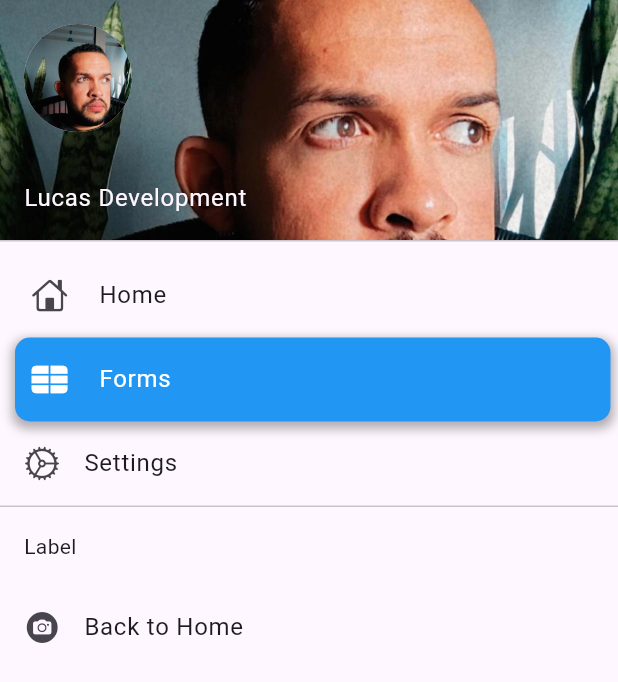
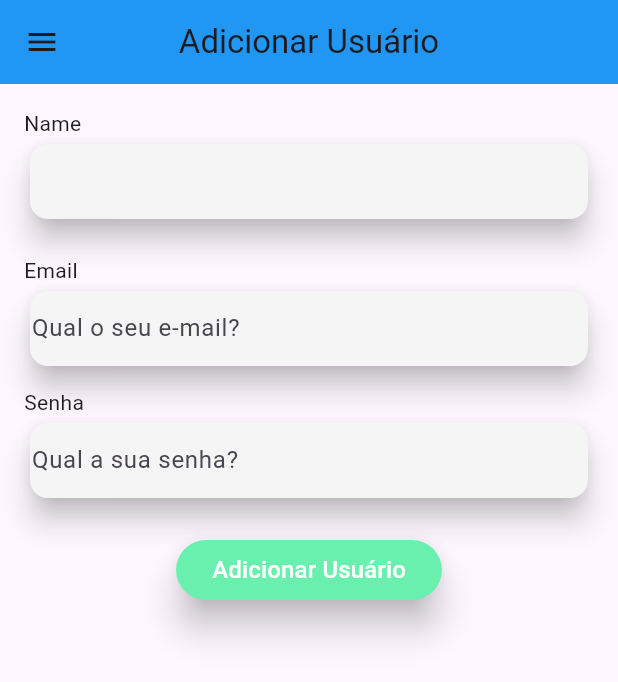
Before and after one commit to lucasvinicius360/cha-rifa, a Flutter app: the DrawerThree screen opened directly, after a tap on "Forms", on a phone screen of 412 x 824 dp. Shown: the top 682 px of the screen. Run offline on Flutter 3.47's test engine with Material 3 defaults, Android fonts, the phone set to English and light mode, and no system bars; our stand-ins replace flutter_mobx, google_fonts, page_transition, sqflite; missing offline and left inert: flutter_gradient_colors; accounts and stored records are empty.

Commit message:
screens de add fraldas

```diff
--- /dev/null
+++ b/lib/controllers/addController.dart
@@ -0,0 +1,55 @@
+import 'package:cha_rifa/dataBase/db.dart';
+import 'package:flutter/widgets.dart';
+
+import 'package:sqflite/sqflite.dart';
+
+class UsersRepositores extends ChangeNotifier {
+  late Database db;
+  List<Map<String, dynamic>> _users = [];
+  List<Map<String, dynamic>> get users => _users;
+
+  UsersRepositores() {
+    _init();
+  }
+
+  _init() async {
+    await getUsers();
+  }
+
+  getUsers() async {
+    db = await DB.instance.database;
+    _users = await db.query('users');
+    notifyListeners();
+    return _users;
+  }
+
+  addUsers(String name, String email, String password) async {
+    db = await DB.instance.database;
+    await db.insert(
+      'users',
+      {'name': name, 'email': email, 'password': password},
+    );
+    await getUsers(); // Atualiza a lista de usuários após a inserção
+  }
+
+  updateUsers(int id, String name, String email, String password) async {
+    db = await DB.instance.database;
+    await db.update(
+      'users',
+      {'name': name, 'email': email, 'password': password},
+      where: 'id = ?',
+      whereArgs: [id],
+    );
+    await getUsers(); // Atualiza a lista de usuários após a atualização
+  }
+
+  deleteUsers(int id) async {
+    db = await DB.instance.database;
+    await db.delete(
+      'users',
+      where: 'id = ?',
+      whereArgs: [id],
+    );
+    await getUsers(); // Atualiza a lista de usuários após a exclusão
+  }
+}
--- /dev/null
+++ b/lib/dataBase/db.dart
@@ -0,0 +1,47 @@
+import 'package:flutter_mobx/flutter_mobx.dart';
+import 'package:sqflite/sqflite.dart';
+import 'package:path/path.dart';
+import 'package:sqflite/sqlite_api.dart';
+
+class DB {
+  DB._();
+
+  static final DB instance = DB._();
+
+  static Database? _database;
+
+  get database async {
+    if (_database != null) {
+      return _database;
+    }
+
+    return await _initDataBase();
+  }
+
+  _initDataBase() async {
+    return await openDatabase(
+      join(await getDatabasesPath(), 'crudSqlite.db'),
+      version: 1,
+      onCreate: _onCreate,
+    );
+  }
+
+  _onCreate(db, versao) async {
+    await db.execute(
+      _users,
+    );
+  }
+
+  String get _users => '''
+    CREATE TABLE users (
+      id INTEGER PRIMARY KEY AUTOINCREMENT,
+      name TEXT,
+      payment BOOLEAN
+
+    )
+  ''';
+
+  String get _getUsers => '''
+    SELECT * FROM users
+    ''';
+}
--- a/lib/main.dart
+++ b/lib/main.dart
@@ -1,4 +1,4 @@
-import 'package:cha_rifa/screen/home/home_page_view.dart';
+import 'package:cha_rifa/screens/home/home_page_view.dart';
 import 'package:flutter/material.dart';
 
 void main() {
--- /dev/null
+++ b/lib/model/user.dart
@@ -0,0 +1,8 @@
+class User {
+  late int id;
+  String name;
+  bool payment;
+
+  User(this.name, this.payment);
+
+}
--- /dev/null
+++ b/lib/screens/add/add.dart
@@ -0,0 +1,152 @@
+import 'package:cha_rifa/controllers/addController.dart';
+import 'package:cha_rifa/widgets/drawer/drawer.dart';
+import 'package:cha_rifa/widgets/fields/fields.dart';
+import 'package:flutter/material.dart';
+
+
+class AddUserScreen extends StatelessWidget {
+  final TextEditingController nameController = TextEditingController();
+  final TextEditingController emailController = TextEditingController();
+  final TextEditingController passwordController = TextEditingController();
+  final UsersRepositores usersRepository = UsersRepositores();
+
+  @override
+  Widget build(BuildContext context) {
+    return Scaffold(
+      drawer: DrawerThree(),
+      appBar: AppBar(
+        title: Text('Adicionar Usuário'),
+        backgroundColor: Colors.blue,
+        centerTitle: true,
+      ),
+      body: Padding(
+        padding: const EdgeInsets.all(16.0),
+        child: Column(
+          crossAxisAlignment: CrossAxisAlignment.center,
+          children: [
+            buldFieldName(),
+            SizedBox(height: 20),
+            buildFieldEmail(),
+            SizedBox(height: 10),
+            builFieldPassword(),
+            SizedBox(height: 20),
+            buidSaveBottom(context),
+          ],
+        ),
+      ),
+    );
+  }
+
+  ElevatedButton buidSaveBottom(BuildContext context) {
+    return ElevatedButton(
+      style: ElevatedButton.styleFrom(
+          backgroundColor: Colors.greenAccent, elevation: 10),
+      onPressed: () {
+        usersRepository.addUsers(
+          nameController.text,
+          emailController.text,
+          passwordController.text,
+        );
+        Navigator.pop(
+            context); // Retorna à tela anterior após adicionar o usuário
+      },
+      child: Text(
+        'Adicionar Usuário',
+        style: TextStyle(color: Colors.white, fontSize: 16),
+      ),
+    );
+  }
+
+  Column builFieldPassword() {
+    return Column(
+      crossAxisAlignment: CrossAxisAlignment.start,
+      children: [
+        Text('Senha', style: TextStyle(fontSize: 14.0)),
+        Card(
+          color: Colors.grey[100],
+          elevation: 8,
+          child: Container(
+            decoration: BoxDecoration(
+              border:
+                  Border.all(color: Colors.transparent), // Remove a borda do Card
+            ),
+            child: TextFormField(
+              controller: passwordController,
+              decoration: getFieldName('Qual a sua senha?'),
+              onSaved: (String? value) {
+                // This optional block of code can be used to run
+                // code when the user saves the form.
+              },
+              validator: (String? value) {
+                return (value != null && value.contains('@'))
+                    ? 'Do not use the @ char.'
+                    : null;
+              },
+              obscureText: true,
+            ),
+          ),
+        ),
+      ],
+    );
+  }
+
+  Column buildFieldEmail() {
+    return Column(
+      crossAxisAlignment: CrossAxisAlignment.start,
+      children: [
+        Text('Email', style: TextStyle(fontSize: 14.0)),
+        Card(
+          color: Colors.grey[100],
+          elevation: 8,
+          child: Container(
+            decoration: BoxDecoration(
+              border:
+                  Border.all(color: Colors.transparent), // Remove a borda do Card
+            ),
+            child: TextFormField(
+              controller: emailController,
+              decoration: getFieldName('Qual o seu e-mail?'),
+              onSaved: (String? value) {
+                // This optional block of code can be used to run
+                // code when the user saves the form.
+              },
+              validator: (String? value) {
+                return (value != null && value.contains('@'))
+                    ? 'Do not use the @ char.'
+                    : null;
+              },
+            ),
+          ),
+        ),
+      ],
+    );
+  }
+
+  Column buldFieldName() {
+    return Column(
+      crossAxisAlignment: CrossAxisAlignment.start,
+      children: [
+        Text('Name', style: TextStyle(fontSize: 14.0)),
+        Card(
+          color: Colors.grey[100],
+          elevation: 8,
+          child: Container(
+            decoration: BoxDecoration(
+              border: Border.all(
+                  color: Colors.transparent), // Remove a borda do Card
+            ),
+            child: TextField(
+              controller: nameController,
+              decoration: InputDecoration(
+                border: InputBorder.none, // Remove a borda do TextField
+                focusedBorder: InputBorder
+                    .none, // Remove a linha quando o TextField está focado
+              ),
+
+            ),
+          ),
+        ),
+      ],
+    );
+  }
+}
--- a/lib/screen/home/home_page_view.dart
+++ b/lib/screens/home/home_page_view.dart
@@ -1,4 +1,4 @@
-import 'package:cha_rifa/widget/drawer/drawer.dart';
+import 'package:cha_rifa/widgets/drawer/drawer.dart';
 import 'package:flutter/material.dart';
 import 'package:flutter_gradient_colors/flutter_gradient_colors.dart';
 import 'package:google_fonts/google_fonts.dart';
--- a/lib/widget/drawer/drawer.dart
+++ b/lib/widgets/drawer/drawer.dart
@@ -1,5 +1,8 @@
+import 'package:cha_rifa/screens/add/add.dart';
+import 'package:cha_rifa/screens/home/home_page_view.dart';
 import 'package:flutter/cupertino.dart';
 import 'package:flutter/material.dart';
+import 'package:page_transition/page_transition.dart';
 
 
 class DrawerThree extends StatefulWidget {
@@ -37,7 +40,7 @@ class _DrawerThreeState extends State<DrawerThree> {
             UserAccountsDrawerHeader(
               decoration: BoxDecoration(
                 image: DecorationImage(
-                  image: AssetImage('assets/images/IMG1.jpg'),
+                  image: AssetImage('assets/images/backDrawer1.jpg'),
                   fit: BoxFit.cover,
                 )
               ),
@@ -90,11 +93,11 @@ class _DrawerThreeState extends State<DrawerThree> {
                     onTap: () {
                       // Atualiza o destino selecionado e navega para a tela Home
                       selectDestination(0);
-                      // Navigator.push(
-                      //     context,
-                      //     MaterialPageRoute(
-                      //       builder: (context) => Home(),
-                      //     ));
+                      Navigator.push(
+                          context,
+                          MaterialPageRoute(
+                            builder: (context) => HomePage(),
+                          ));
                     },
                     selectedColor:
                         _selectedDestination == 0 ? Colors.white : Colors.blue),
@@ -139,14 +142,14 @@ class _DrawerThreeState extends State<DrawerThree> {
                     onTap: () {
                       // Atualiza o destino selecionado e navega para a tela de Forms
                       selectDestination(1);
-                      // Navigator.push(
-                      //     context,
-                      //     PageTransition(
-                      //       child: const FormExample(),
-                      //       type: PageTransitionType.size,
-                      //       alignment: Alignment.center,
-                      //       duration: const Duration(milliseconds: 700),
-                      //     ));
+                      Navigator.push(
+                          context,
+                          PageTransition(
+                            child:  AddUserScreen(),
+                            type: PageTransitionType.size,
+                            alignment: Alignment.center,
+                            duration: const Duration(milliseconds: 700),
+                          ));
                     },
                     selectedColor:
                         _selectedDestination == 1 ? Colors.white : Colors.blue),
--- /dev/null
+++ b/lib/widgets/fields/fields.dart
@@ -0,0 +1,13 @@
+import 'package:flutter/material.dart';
+
+final TextEditingController emailController = TextEditingController();
+
+InputDecoration getFieldName( String label) {
+  return InputDecoration(
+
+    border: InputBorder.none, // Remove a borda do TextField
+    focusedBorder: InputBorder.none, // Remove
+    hintText: label,
+
+  );
+}
--- a/pubspec.yaml
+++ b/pubspec.yaml
@@ -44,6 +44,7 @@ dependencies:
   google_fonts: ^4.0.4
   json_annotation: ^4.8.1
   flutter_gradient_colors: ^2.1.1
+  page_transition: ^2.1.0
 
 dev_dependencies:
   flutter_test:
```
Also changed, not shown: assets/images/backDrawer1.jpg (added), lib/screen/add/add.dart (deleted), pubspec.lock.
